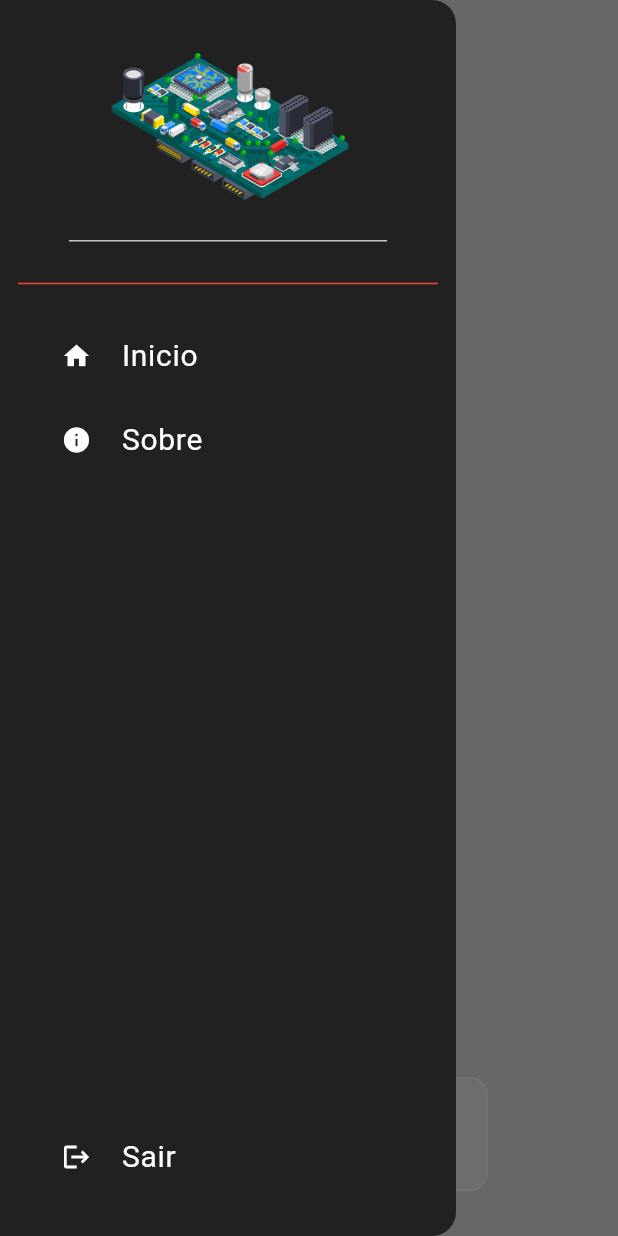
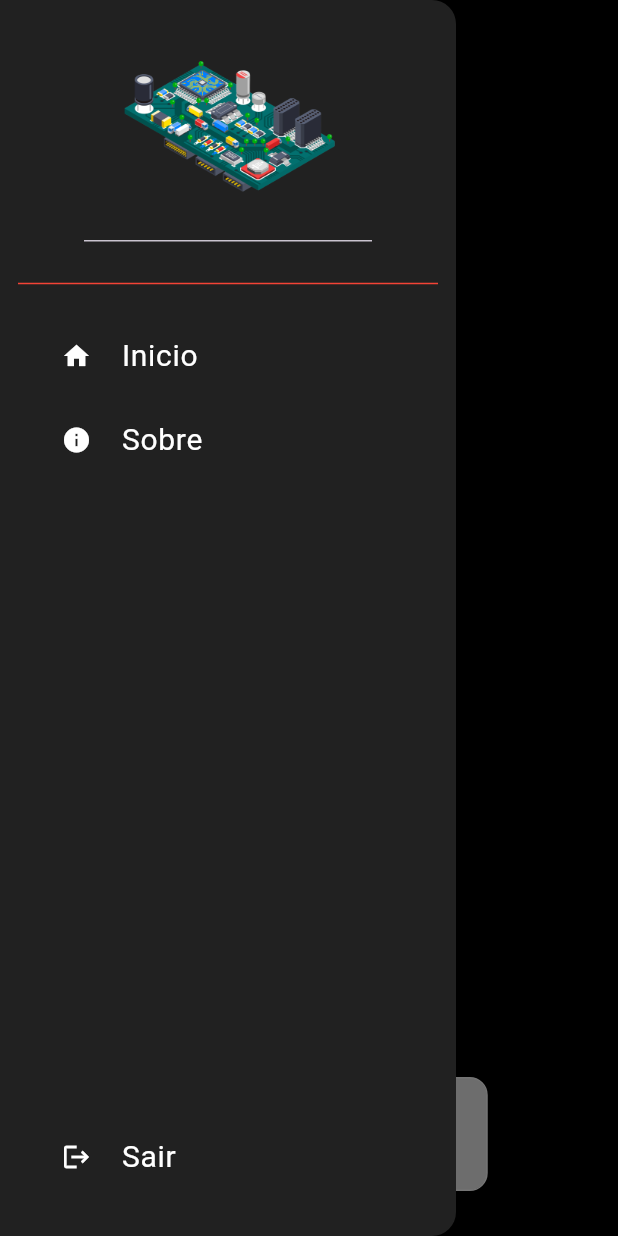
Before and after one commit to Moraes-Bruno/prova-2-mobile, a Flutter app: the HomePage screen opened directly, item 2 of the bottom bar chosen, in the side drawer, after a tap on the "menu" icon, on a phone screen of 412 x 824 dp. Run offline on Flutter 3.47's test engine with Material 3 defaults, Android fonts, the phone set to English and light mode, and no system bars; drawn by our look-alikes of google_nav_bar.

Commit message:
alteração de tema claro para tema escuro

```diff
--- a/ecommerce/lib/components/hardware_tile.dart
+++ b/ecommerce/lib/components/hardware_tile.dart
@@ -13,7 +13,7 @@ class HardwareTile extends StatelessWidget {
       margin: const EdgeInsets.only(left: 25),
       width: 280,
       decoration: BoxDecoration(
-          color: Colors.grey[100], borderRadius: BorderRadius.circular(25)),
+          color: Colors.grey[900], borderRadius: BorderRadius.circular(25)),
       child: Padding(
         padding: const EdgeInsets.all(12),
         child: Column(
@@ -26,6 +26,9 @@ class HardwareTile extends StatelessWidget {
               //descricao
               Text(
                 hardware.descricao,
+                style: TextStyle(
+                  color: Colors.white
+                ),
               ),
               //preco + detalhes
               Padding(
@@ -40,12 +43,15 @@ class HardwareTile extends StatelessWidget {
                         Text(
                           hardware.nome,
                           style: const TextStyle(
-                              fontWeight: FontWeight.bold, fontSize: 18),
+                              fontWeight: FontWeight.bold,
+                              fontSize: 18,
+                              color: Colors.white
+                              ),
                         ),
                         const SizedBox(height: 5),
                         Text(
                           hardware.preco,
-                          style: const TextStyle(color: Colors.grey),
+                          style: const TextStyle(color: Color.fromARGB(255, 255, 255, 255)),
                         )
                       ],
                     ),
@@ -70,5 +76,6 @@ class HardwareTile extends StatelessWidget {
             ]),
       ),
     );
+
   }
 }
--- a/ecommerce/lib/pages/cart_page.dart
+++ b/ecommerce/lib/pages/cart_page.dart
@@ -22,7 +22,8 @@ class _CartPageState extends State<CartPage> {
           children: [
             const Text(
               "Meu Carrinho",
-              style: TextStyle(fontWeight: FontWeight.bold, fontSize: 24),
+              style: TextStyle(fontWeight: FontWeight.bold, fontSize: 24,
+              color: Colors.white),
             ),
             const SizedBox(
               height: 10,
--- a/ecommerce/lib/pages/home_page.dart
+++ b/ecommerce/lib/pages/home_page.dart
@@ -24,7 +24,7 @@ class _HomePageState extends State<HomePage> {
   @override
   Widget build(BuildContext context) {
     return Scaffold(
-      backgroundColor: Colors.black12,
+      backgroundColor: Colors.black,
       bottomNavigationBar: Padding(
           padding: const EdgeInsets.all(10),
           child: MyBottomNavBar(
@@ -35,7 +35,7 @@ class _HomePageState extends State<HomePage> {
         elevation: 0,
         leading: Builder(builder: (context) {
           return IconButton(
-            icon: const Icon(Icons.menu, color: Colors.black),
+            icon: const Icon(Icons.menu, color: Colors.white),
             onPressed: () {
               Scaffold.of(context).openDrawer();
             },
@@ -52,7 +52,7 @@ class _HomePageState extends State<HomePage> {
                 DrawerHeader(
                 child: Image.asset(
               'assets/images/4027496_15916-removebg-preview.png',
-              width: 180,
+              width: 160,
             )),
             const Padding(
               padding: EdgeInsets.all(12),
--- a/ecommerce/lib/pages/intro_page.dart
+++ b/ecommerce/lib/pages/intro_page.dart
@@ -7,7 +7,7 @@ class IntroPage extends StatelessWidget {
   @override
   Widget build(BuildContext context) {
     return Scaffold(
-        backgroundColor: Colors.black12,
+        backgroundColor: Colors.black,
         body: Center(
           child: Padding(
             padding: const EdgeInsets.symmetric(horizontal: 25.0),
@@ -31,6 +31,7 @@ class IntroPage extends StatelessWidget {
                   style: TextStyle(
                     fontWeight: FontWeight.bold,
                     fontSize: 20,
+                    color: Color.fromARGB(255, 232, 232, 232)
                   ),
                 ),
                 const SizedBox(
--- a/ecommerce/lib/pages/shop_page.dart
+++ b/ecommerce/lib/pages/shop_page.dart
@@ -27,6 +27,7 @@ class _ShopPageState extends State<ShopPage> {
               children: [
                 //Barra de Pesquisa
                 Container(
+                  width: 600,
                   padding: const EdgeInsets.all(12),
                   margin: const EdgeInsets.symmetric(horizontal: 25),
                   decoration: BoxDecoration(
@@ -36,7 +37,7 @@ class _ShopPageState extends State<ShopPage> {
                     mainAxisAlignment: MainAxisAlignment.spaceBetween,
                     children: [
                       SizedBox(
-                        width: 650,
+                        width: 550,
                         height: 20,
                         child: TextField(
                           decoration: InputDecoration(
@@ -57,6 +58,10 @@ class _ShopPageState extends State<ShopPage> {
                   padding: EdgeInsets.symmetric(vertical: 25.0),
                   child: Text(
                     "Hardware Direto das Fabricantes",
+                    style: TextStyle(
+                      color: Colors.white,
+                      fontSize: 19,
+                    ),
                   ),
                 ),
 
@@ -70,16 +75,20 @@ class _ShopPageState extends State<ShopPage> {
                       Text(
                         "Mais Vendidos",
                         style: TextStyle(
-                            fontWeight: FontWeight.bold, fontSize: 24),
+                            fontWeight: FontWeight.bold,
+                            fontSize: 24,
+                            color: Colors.white),
                       ),
                       Row(
                         children: [
                           Text(
                             "Ver Todos ",
                             style: TextStyle(
-                                fontWeight: FontWeight.bold, fontSize: 20),
+                                fontWeight: FontWeight.bold,
+                                fontSize: 20,
+                                color: Colors.white),
                           ),
-                          Icon(Icons.arrow_circle_right_sharp)
+                          Icon(Icons.arrow_circle_right_sharp, color: Colors.white,)
                         ],
                       ),
                     ],
```
Also changed, not shown: ecommerce/pubspec.lock.
